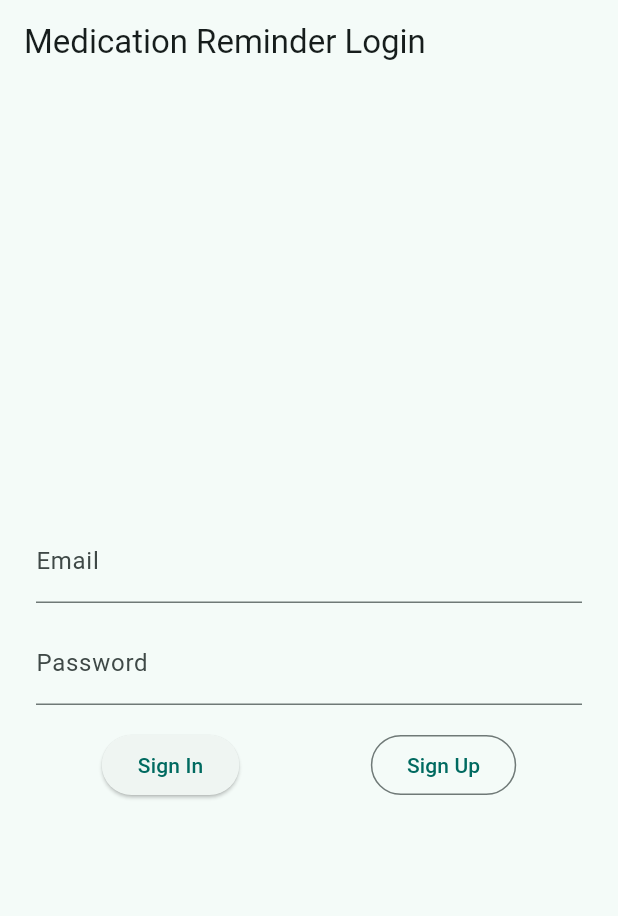
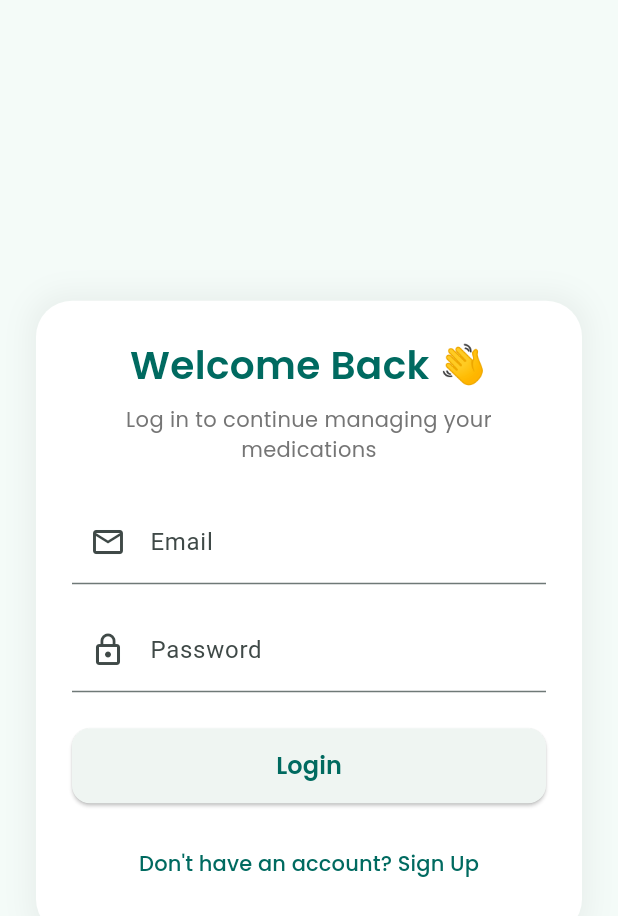
Before and after one commit to tekle-eyesus/RemeDi, a Flutter app: the screen it shows after launch, on a phone screen of 412 x 824 dp. Shown: the top 916 px of the screen. Run offline on Flutter 3.47's test engine with Material 3 defaults, Android fonts, the phone set to English and light mode, and no system bars; our stand-ins replace flutter_dotenv, flutter_riverpod, google_fonts, supabase_flutter; accounts and stored records are empty.

```diff
--- /dev/null
+++ b/lib/features/auth/presentation/auth_screen.dart
@@ -0,0 +1,151 @@
+import 'package:flutter/material.dart';
+import 'package:flutter_riverpod/flutter_riverpod.dart';
+import 'package:google_fonts/google_fonts.dart';
+import '../logic/auth_controller.dart';
+import 'widgets/custom_snackbar.dart';
+
+class AuthScreen extends ConsumerStatefulWidget {
+  const AuthScreen({super.key});
+
+  @override
+  ConsumerState<AuthScreen> createState() => _AuthScreenState();
+}
+
+class _AuthScreenState extends ConsumerState<AuthScreen> {
+  final _formKey = GlobalKey<FormState>();
+  final _emailController = TextEditingController();
+  final _passwordController = TextEditingController();
+  bool _isLogin = true;
+
+  void _toggleFormType() {
+    setState(() => _isLogin = !_isLogin);
+  }
+
+  Future<void> _submit() async {
+    if (!_formKey.currentState!.validate()) return;
+    final email = _emailController.text.trim();
+    final password = _passwordController.text.trim();
+
+    final controller = ref.read(authControllerProvider.notifier);
+
+    try {
+      if (_isLogin) {
+        await controller.signIn(email, password);
+      } else {
+        await controller.signUp(email, password);
+      }
+    } catch (e) {
+      if (mounted) {
+        CustomSnackBar.show(context, message: e.toString(), isError: true);
+      }
+    }
+  }
+
+  @override
+  Widget build(BuildContext context) {
+    final theme = Theme.of(context);
+    final isLoading = ref.watch(authControllerProvider).isLoading;
+
+    return Scaffold(
+      body: Center(
+        child: SingleChildScrollView(
+          padding: const EdgeInsets.all(24.0),
+          child: Container(
+            padding: const EdgeInsets.all(24),
+            decoration: BoxDecoration(
+              color: Colors.white,
+              borderRadius: BorderRadius.circular(24),
+              boxShadow: [
+                BoxShadow(
+                  color: Colors.black12.withOpacity(0.05),
+                  blurRadius: 16,
+                  spreadRadius: 4,
+                )
+              ],
+            ),
+            child: Column(
+              mainAxisSize: MainAxisSize.min,
+              children: [
+                Text(
+                  _isLogin ? "Welcome Back 👋" : "Create Account 🩺",
+                  style: GoogleFonts.poppins(
+                    fontSize: 26,
+                    fontWeight: FontWeight.w600,
+                    color: theme.colorScheme.primary,
+                  ),
+                ),
+                const SizedBox(height: 8),
+                Text(
+                  _isLogin
+                      ? "Log in to continue managing your medications"
+                      : "Sign up to start tracking your meds",
+                  style: GoogleFonts.poppins(
+                    fontSize: 14,
+                    color: Colors.grey[600],
+                  ),
+                  textAlign: TextAlign.center,
+                ),
+                const SizedBox(height: 24),
+                Form(
+                  key: _formKey,
+                  child: Column(
+                    children: [
+                      TextFormField(
+                        controller: _emailController,
+                        keyboardType: TextInputType.emailAddress,
+                        decoration: const InputDecoration(
+                          labelText: "Email",
+                          prefixIcon: Icon(Icons.email_outlined),
+                        ),
+                        validator: (v) =>
+                            v == null || v.isEmpty ? "Enter your email" : null,
+                      ),
+                      const SizedBox(height: 16),
+                      TextFormField(
+                        controller: _passwordController,
+                        obscureText: true,
+                        decoration: const InputDecoration(
+                          labelText: "Password",
+                          prefixIcon: Icon(Icons.lock_outline),
+                        ),
+                        validator: (v) => v != null && v.length < 6
+                            ? "Password must be at least 6 characters"
+                            : null,
+                      ),
+                      const SizedBox(height: 24),
+                      ElevatedButton(
+                        style: ElevatedButton.styleFrom(
+                          minimumSize: const Size(double.infinity, 50),
+                          shape: RoundedRectangleBorder(
+                            borderRadius: BorderRadius.circular(12),
+                          ),
+                        ),
+                        onPressed: isLoading ? null : _submit,
+                        child: isLoading
+                            ? const CircularProgressIndicator.adaptive()
+                            : Text(_isLogin ? "Login" : "Sign Up",
+                                style: GoogleFonts.poppins(
+                                    fontSize: 16, fontWeight: FontWeight.w600)),
+                      ),
+                      const SizedBox(height: 16),
+                      TextButton(
+                        onPressed: _toggleFormType,
+                        child: Text(
+                          _isLogin
+                              ? "Don't have an account? Sign Up"
+                              : "Already have an account? Log In",
+                          style: GoogleFonts.poppins(
+                              fontSize: 14, color: theme.primaryColor),
+                        ),
+                      ),
+                    ],
+                  ),
+                ),
+              ],
+            ),
+          ),
+        ),
+      ),
+    );
+  }
+}
--- a/lib/features/auth/presentation/login_screen.dart
+++ /dev/null
@@ -1,86 +0,0 @@
-import 'package:flutter/material.dart';
-import 'package:supabase_flutter/supabase_flutter.dart';
-
-class LoginScreen extends StatefulWidget {
-  const LoginScreen({super.key});
-
-  @override
-  State<LoginScreen> createState() => _LoginScreenState();
-}
-
-class _LoginScreenState extends State<LoginScreen> {
-  final _emailController = TextEditingController();
-  final _passwordController = TextEditingController();
-  bool _loading = false;
-  String? _error;
-
-  Future<void> _signIn() async {
-    setState(() => _loading = true);
-    try {
-      await Supabase.instance.client.auth.signInWithPassword(
-        email: _emailController.text,
-        password: _passwordController.text,
-      );
-    } on AuthException catch (e) {
-      setState(() => _error = e.message);
-    } finally {
-      setState(() => _loading = false);
-    }
-  }
-
-  Future<void> _signUp() async {
-    setState(() => _loading = true);
-    try {
-      await Supabase.instance.client.auth.signUp(
-        email: _emailController.text,
-        password: _passwordController.text,
-      );
-    } on AuthException catch (e) {
-      setState(() => _error = e.message);
-    } finally {
-      setState(() => _loading = false);
-    }
-  }
-
-  @override
-  Widget build(BuildContext context) {
-    return Scaffold(
-      appBar: AppBar(title: const Text('Medication Reminder Login')),
-      body: Padding(
-        padding: const EdgeInsets.all(24.0),
-        child: Column(
-          mainAxisAlignment: MainAxisAlignment.center,
-          children: [
-            TextField(
-                controller: _emailController,
-                decoration: const InputDecoration(labelText: "Email")),
-            const SizedBox(height: 12),
-            TextField(
-              controller: _passwordController,
-              decoration: const InputDecoration(labelText: "Password"),
-              obscureText: true,
-            ),
-            if (_error != null)
-              Padding(
-                padding: const EdgeInsets.all(8.0),
-                child: Text(_error!, style: const TextStyle(color: Colors.red)),
-              ),
-            const SizedBox(height: 16),
-            if (_loading)
-              const CircularProgressIndicator()
-            else
-              Row(
-                mainAxisAlignment: MainAxisAlignment.spaceAround,
-                children: [
-                  ElevatedButton(
-                      onPressed: _signIn, child: const Text('Sign In')),
-                  OutlinedButton(
-                      onPressed: _signUp, child: const Text('Sign Up')),
-                ],
-              ),
-          ],
-        ),
-      ),
-    );
-  }
-}
--- a/lib/main.dart
+++ b/lib/main.dart
@@ -1,8 +1,9 @@
 import 'package:flutter/material.dart';
 import 'package:flutter_dotenv/flutter_dotenv.dart';
+import 'package:medication_reminder/features/auth/logic/auth_controller.dart';
 import 'package:medication_reminder/features/dashboard/presentation/dashboard_screen.dart';
 import 'package:supabase_flutter/supabase_flutter.dart';
-import 'features/auth/presentation/login_screen.dart';
+import 'features/auth/presentation/auth_screen.dart';
 import 'package:flutter_riverpod/flutter_riverpod.dart';
 
 Future<void> main() async {
@@ -17,32 +18,29 @@ Future<void> main() async {
   runApp(const ProviderScope(child: MyApp()));
 }
 
-class MyApp extends StatelessWidget {
+class MyApp extends ConsumerWidget {
   const MyApp({super.key});
 
   @override
-  Widget build(BuildContext context) {
+  Widget build(BuildContext context, WidgetRef ref) {
+    final authService = ref.watch(authServiceProvider);
     return MaterialApp(
       title: 'Medication Reminder',
       theme: ThemeData(
         colorScheme: ColorScheme.fromSeed(seedColor: Colors.teal),
         useMaterial3: true,
       ),
-      home: const AuthGate(),
+      home: StreamBuilder<bool>(
+        stream: authService.authStateChanges,
+        builder: (context, snapshot) {
+          if (snapshot.connectionState == ConnectionState.waiting) {
+            return const Scaffold(
+                body: Center(child: CircularProgressIndicator()));
+          }
+          final isLoggedIn = snapshot.data ?? false;
+          return isLoggedIn ? const DashboardScreen() : const AuthScreen();
+        },
+      ),
     );
   }
 }
-
-class AuthGate extends ConsumerWidget {
-  const AuthGate({super.key});
-
-  @override
-  Widget build(BuildContext context, WidgetRef ref) {
-    final session = Supabase.instance.client.auth.currentSession;
-    if (session != null) {
-      return const DashboardScreen();
-    } else {
-      return const LoginScreen();
-    }
-  }
-}
--- a/pubspec.yaml
+++ b/pubspec.yaml
@@ -37,6 +37,7 @@ dependencies:
   supabase_flutter: ^2.10.3
   flutter_dotenv: ^6.0.0
   flutter_riverpod: ^2.6.1
+  google_fonts: ^6.3.0
   # firebase_core: ^4.2.1
   # firebase_messaging: ^16.0.4
   # flutter_local_notifications: ^19.5.0
```
Also changed, not shown: lib/features/auth/data/auth_service.dart (added, +41 -0 lines), lib/features/auth/logic/auth_controller.dart (added, +44 -0 lines), lib/features/auth/presentation/widgets/custom_snackbar.dart (added, +33 -0 lines), lib/features/dashboard/presentation/dashboard_screen.dart (+9 -0 lines), lib/features/doses/data/dose_model.dart (added, +35 -0 lines), lib/features/doses/data/dose_repository.dart (added, +32 -0 lines), lib/features/doses/presentation/dose_list_screen.dart (added, +59 -0 lines), lib/features/medications/data/medication_service.dart (+36 -0 lines), pubspec.lock.
